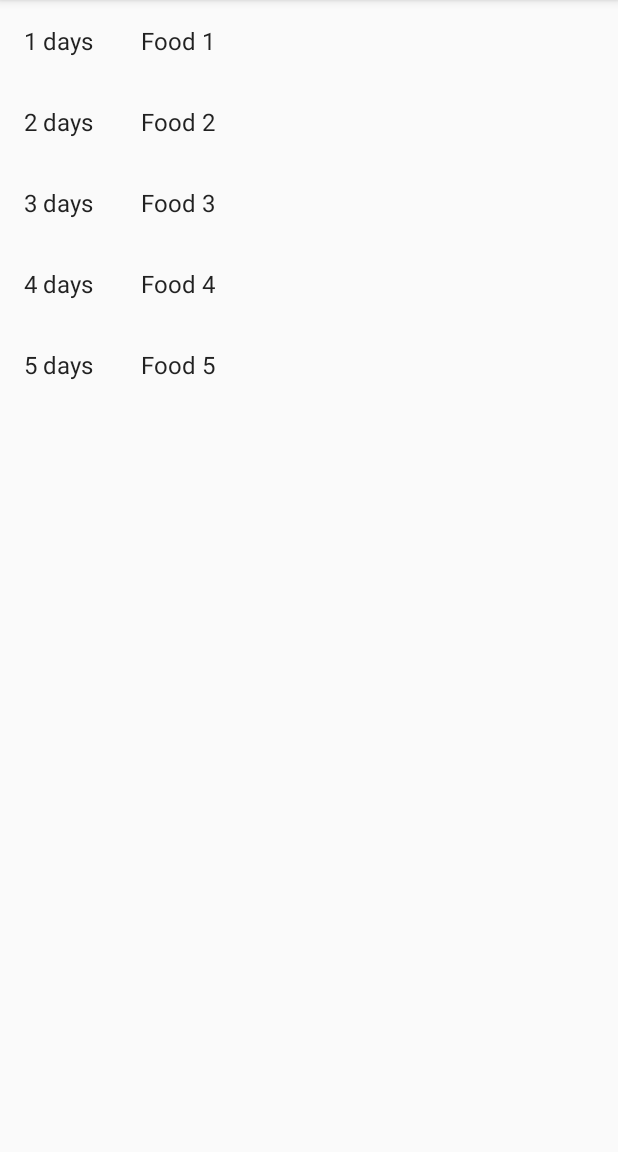
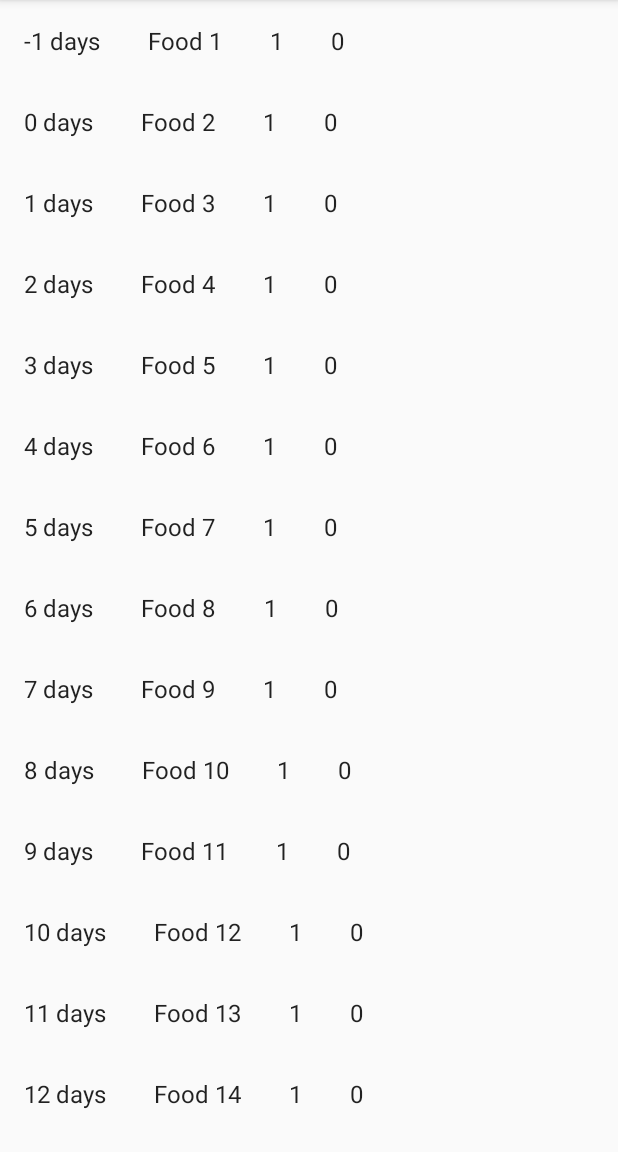
Before and after one commit to DevinDow/FoodTracker, an Android app: the screen it shows after launch (MainActivity), on a phone screen of 412 x 824 dp, the part 84-1236 px from its top. Run offline under Robolectric (Android 15) with nearby library versions, the phone set to English and light mode, and no system bars.

Commit message:
showing quantities

```diff
--- a/app/src/main/java/com/devindow/foodtracker/Foods.java
+++ b/app/src/main/java/com/devindow/foodtracker/Foods.java
@@ -14,7 +14,7 @@ public class Foods {
 
     static {
         // Add some sample items.
-        for (int i = 1; i <= 5; i++) {
+        for (int i = 1; i <= 25; i++) {
             addItem(createDummyItem(i));
         }
     }
@@ -25,6 +25,6 @@ public class Foods {
     }
 
     private static Food createDummyItem(int position) {
-        return new Food(String.valueOf(position), "Food " + position, LocalDate.now().plusDays(position), 1, 0);
+        return new Food(String.valueOf(position), "Food " + position, LocalDate.now().plusDays(position-2), 1, 0);
     }
 }
--- a/app/src/main/java/com/devindow/foodtracker/MyFoodRecyclerViewAdapter.java
+++ b/app/src/main/java/com/devindow/foodtracker/MyFoodRecyclerViewAdapter.java
@@ -31,8 +31,10 @@ public class MyFoodRecyclerViewAdapter extends RecyclerView.Adapter<MyFoodRecycl
     @Override
     public void onBindViewHolder(final ViewHolder holder, int position) {
         holder.mItem = mValues.get(position);
-        holder.mIdView.setText(mValues.get(position).getDaysString());
+        holder.mDaysView.setText(mValues.get(position).getDaysString());
         holder.mContentView.setText(mValues.get(position).name);
+        holder.mFridgeView.setText(String.format("%d", mValues.get(position).quantityFridge));
+        holder.mFreezerView.setText(String.format("%d", mValues.get(position).quantityFreezer));
     }
 
     @Override
@@ -42,15 +44,19 @@ public class MyFoodRecyclerViewAdapter extends RecyclerView.Adapter<MyFoodRecycl
 
     public class ViewHolder extends RecyclerView.ViewHolder {
         public final View mView;
-        public final TextView mIdView;
+        public final TextView mDaysView;
         public final TextView mContentView;
+        public final TextView mFridgeView;
+        public final TextView mFreezerView;
         public Food mItem;
 
         public ViewHolder(View view) {
             super(view);
             mView = view;
-            mIdView = (TextView) view.findViewById(R.id.item_number);
+            mDaysView = (TextView) view.findViewById(R.id.days);
             mContentView = (TextView) view.findViewById(R.id.content);
+            mFridgeView = (TextView) view.findViewById(R.id.fridge);
+            mFreezerView = (TextView) view.findViewById(R.id.freezer);
         }
 
         @Override
--- a/app/src/main/res/layout/food_item.xml
+++ b/app/src/main/res/layout/food_item.xml
@@ -5,7 +5,7 @@
     android:orientation="horizontal">
 
     <TextView
-        android:id="@+id/item_number"
+        android:id="@+id/days"
         android:layout_width="wrap_content"
         android:layout_height="wrap_content"
         android:layout_margin="@dimen/text_margin"
@@ -17,4 +17,18 @@
         android:layout_height="wrap_content"
         android:layout_margin="@dimen/text_margin"
         android:textAppearance="?attr/textAppearanceListItem" />
+
+    <TextView
+        android:id="@+id/fridge"
+        android:layout_width="wrap_content"
+        android:layout_height="wrap_content"
+        android:layout_margin="@dimen/text_margin"
+        android:textAppearance="?attr/textAppearanceListItem" />
+
+    <TextView
+        android:id="@+id/freezer"
+        android:layout_width="wrap_content"
+        android:layout_height="wrap_content"
+        android:layout_margin="@dimen/text_margin"
+        android:textAppearance="?attr/textAppearanceListItem" />
 </LinearLayout>
```
Also changed, not shown: 1 other file.
